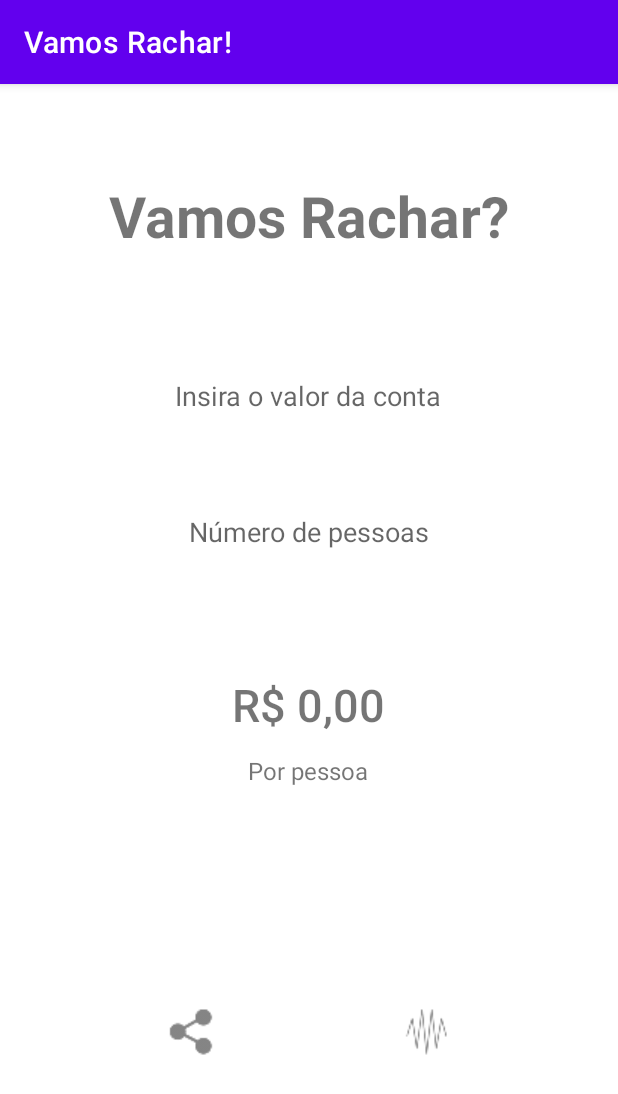
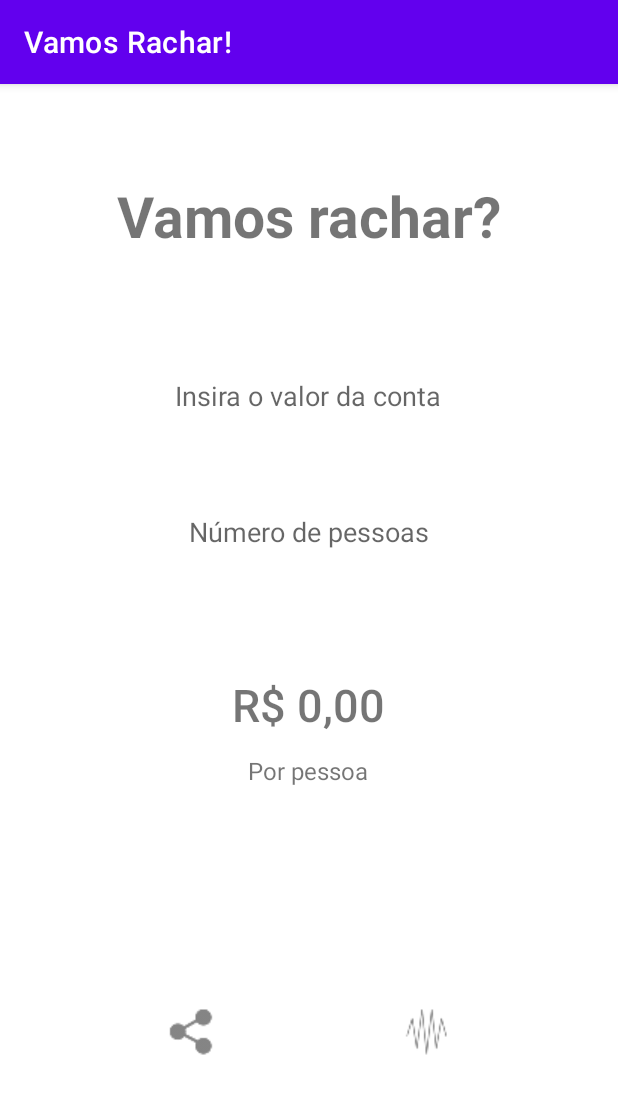
Before and after one commit to MauroV27/apps-android, an Android app: the screen it shows after launch (MainActivity), after a tap on an icon or button, on a phone screen of 412 x 824 dp. Shown: the top 1094 px of the screen. Run offline under Robolectric (Android 15) with nearby library versions, the phone set to English and light mode, and no system bars.

Commit message:
Mudança de variaveis do tipo string do código e do layout para o arquivo strings.xml ( pt-br ).

```diff
--- a/VamosRachar/app/src/main/java/com/example/constraintlayout/MainActivity.kt
+++ b/VamosRachar/app/src/main/java/com/example/constraintlayout/MainActivity.kt
@@ -2,7 +2,7 @@ package com.example.constraintlayout
 
 import android.annotation.SuppressLint
 import android.content.Intent
-import android.icu.number.NumberFormatter
+//import android.icu.number.NumberFormatter
 import android.icu.text.DecimalFormat
 import androidx.appcompat.app.AppCompatActivity
 import android.os.Bundle
@@ -13,7 +13,7 @@ import android.util.Log
 import android.view.View
 import android.widget.EditText
 import android.widget.TextView
-import android.widget.Button
+//import android.widget.Button
 import android.widget.ImageButton
 import java.util.*
 
@@ -34,7 +34,7 @@ class MainActivity : AppCompatActivity() , TextWatcher, TextToSpeech.OnInitListe
         this.edtNumPeople.addTextChangedListener(this)
 
         val textResult = findViewById<TextView>(R.id.txtResult)
-        textResult.text = "R$ 0,00"
+        textResult.text = getString(R.string.cd_res_default_value)
 
         // Initialize TTS engine
         tts = TextToSpeech(this, this)
@@ -43,11 +43,11 @@ class MainActivity : AppCompatActivity() , TextWatcher, TextToSpeech.OnInitListe
         btShare.setOnClickListener {
             val sendIntent: Intent = Intent().apply {
                 action = Intent.ACTION_SEND
-                putExtra(Intent.EXTRA_TEXT, "A conta ficou ${textResult.text.toString()} por pessoa")
+                putExtra(Intent.EXTRA_TEXT, getString(R.string.cd_account_resp_msg,textResult.text.toString()))
                 type = "text/plain"
             }
 
-            val shareIntent = Intent.createChooser(sendIntent, "Compartilhar conta")
+            val shareIntent = Intent.createChooser(sendIntent, getString(R.string.INTENT_share_count))
             startActivity(shareIntent)
         }
 
@@ -72,6 +72,7 @@ class MainActivity : AppCompatActivity() , TextWatcher, TextToSpeech.OnInitListe
         Log.d ("PDM23", s.toString())
 
         if ( this.edtConta.text.isEmpty() || this.edtNumPeople.text.isEmpty() ) return
+        if ( this.edtConta.text.toString() == "." ) return // fixed bug when text is just "."
 
         val valueConta: Double = this.edtConta.text.toString().toDouble()
         val numPeople = this.edtNumPeople.text.toString().toInt()
@@ -83,17 +84,17 @@ class MainActivity : AppCompatActivity() , TextWatcher, TextToSpeech.OnInitListe
         Log.d ("PDM23", value)
 
         val textResult = findViewById<TextView>(R.id.txtResult)
-        textResult.text = "R$ ${value}"
+        textResult.text = getString(R.string.cd_res_message_value, value)
     }
 
     fun clickFalar(v: View){
         val textResult = findViewById<TextView>(R.id.txtResult)
         var textToSpech : String
 
-        if ( textResult.text.toString() == "R$ 0,00" ){
-            textToSpech = "Defina o valor da conta e o número de pessoas a dividir."
+        if ( textResult.text.toString() == getString(R.string.cd_res_default_value) ){
+            textToSpech = getString(R.string.ACTION_text_to_spech_invalid)
         } else {
-            textToSpech = "A conta ficou ${textResult.text.toString()} por pessoa"
+            textToSpech = getString(R.string.cd_account_resp_msg,textResult.text.toString())
         }
         tts.speak(textToSpech, TextToSpeech.QUEUE_FLUSH, null, null)
     }
--- a/VamosRachar/app/src/main/res/layout-land/activity_main.xml
+++ b/VamosRachar/app/src/main/res/layout-land/activity_main.xml
@@ -10,7 +10,7 @@
         android:id="@+id/textView"
         android:layout_width="wrap_content"
         android:layout_height="wrap_content"
-        android:text="Vamos Rachar?"
+        android:text="@string/title_text"
         android:textSize="38sp"
         android:textStyle="bold"
         app:layout_constraintBottom_toTopOf="@+id/edtNumPeople"
@@ -25,7 +25,7 @@
         android:layout_width="wrap_content"
         android:layout_height="wrap_content"
         android:ems="10"
-        android:hint="Número de pessoas"
+        android:hint="@string/edt_hint_num_people"
         android:inputType="number"
         android:textAlignment="center"
         app:layout_constraintBottom_toBottomOf="parent"
@@ -42,7 +42,7 @@
         android:layout_height="wrap_content"
         android:layout_marginTop="44dp"
         android:ems="10"
-        android:hint="Insira o valor da conta"
+        android:hint="@string/edt_hint_count_value"
         android:inputType="number|numberDecimal"
         android:textAlignment="center"
         app:layout_constraintBottom_toTopOf="@+id/edtNumPeople"
@@ -71,7 +71,7 @@
         android:id="@+id/textView2"
         android:layout_width="wrap_content"
         android:layout_height="wrap_content"
-        android:text="Por pessoa"
+        android:text="@string/text_label_secondary"
         android:textSize="16sp"
         app:layout_constraintBottom_toBottomOf="parent"
         app:layout_constraintEnd_toEndOf="parent"
--- a/VamosRachar/app/src/main/res/layout/activity_main.xml
+++ b/VamosRachar/app/src/main/res/layout/activity_main.xml
@@ -14,7 +14,7 @@
         android:layout_width="wrap_content"
         android:layout_height="wrap_content"
         android:layout_marginBottom="72dp"
-        android:text="Vamos Rachar?"
+        android:text="@string/title_text"
         android:textSize="38sp"
         android:textStyle="bold"
         app:layout_constraintBottom_toTopOf="@+id/edtConta"
@@ -26,7 +26,7 @@
         android:layout_width="wrap_content"
         android:layout_height="wrap_content"
         android:ems="10"
-        android:hint="Insira o valor da conta"
+        android:hint="@string/edt_hint_count_value"
         android:inputType="number|numberDecimal"
         android:textAlignment="center"
         app:layout_constraintBottom_toBottomOf="parent"
@@ -41,7 +41,7 @@
         android:layout_width="wrap_content"
         android:layout_height="wrap_content"
         android:ems="10"
-        android:hint="Número de pessoas"
+        android:hint="@string/edt_hint_num_people"
         android:inputType="number"
         android:textAlignment="center"
         app:layout_constraintBottom_toBottomOf="parent"
@@ -69,7 +69,7 @@
         android:id="@+id/textView2"
         android:layout_width="wrap_content"
         android:layout_height="wrap_content"
-        android:text="Por pessoa"
+        android:text="@string/text_label_secondary"
         android:textSize="16sp"
         app:layout_constraintEnd_toEndOf="parent"
         app:layout_constraintHorizontal_bias="0.498"
--- a/VamosRachar/app/src/main/res/values/strings.xml
+++ b/VamosRachar/app/src/main/res/values/strings.xml
@@ -1,3 +1,19 @@
 <resources>
     <string name="app_name">Vamos Rachar!</string>
+
+    <!-- Strings in interface -->
+    <string name="title_text">Vamos rachar?</string>
+    <string name="edt_hint_count_value">Insira o valor da conta</string>
+    <string name="edt_hint_num_people">Número de pessoas</string>
+    <string name="text_label_secondary">Por pessoa</string>
+
+    <string name="INTENT_share_count">Compartilhar conta</string>
+    <string name="ACTION_text_to_spech_invalid">Defina o valor da conta e o número de pessoas a dividir.</string>
+
+    <!-- String in code -->
+    <string name="cd_res_default_value">R$ 0,00</string>
+    <string name="cd_money_type">R$</string>
+    <string name="cd_res_message_value">R$ %1$s</string>
+    <string name="cd_account_resp_msg">A conta ficou %1$s por pessoa.</string>
+
 </resources>
```
Also changed, not shown: 1 other file.
